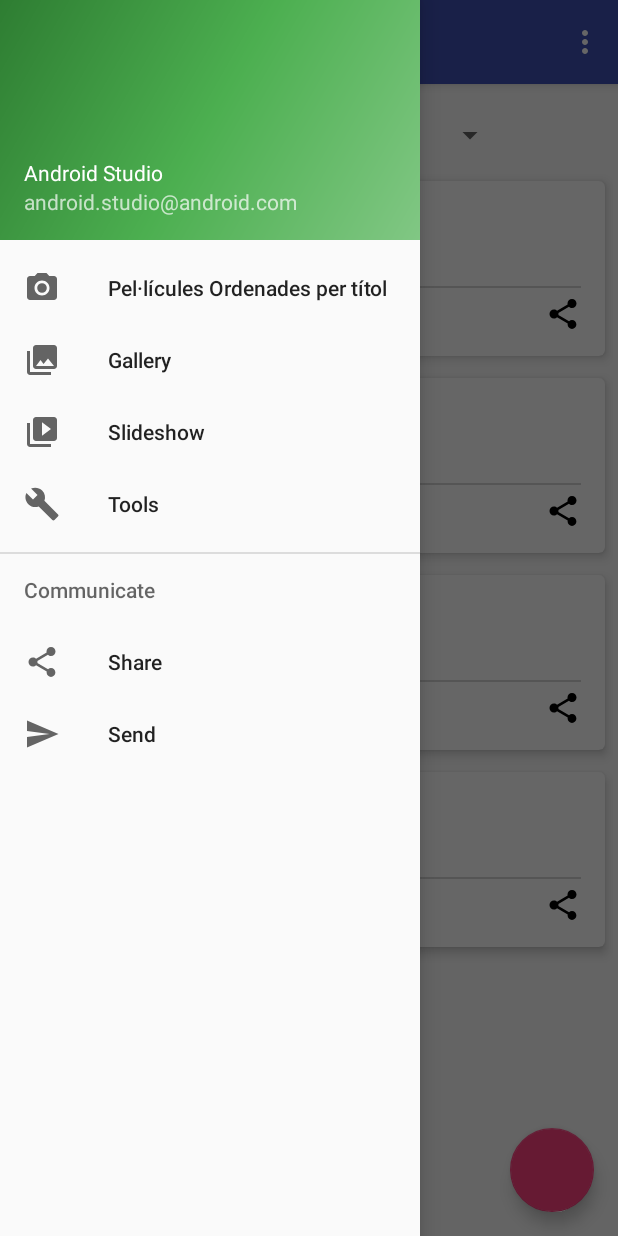
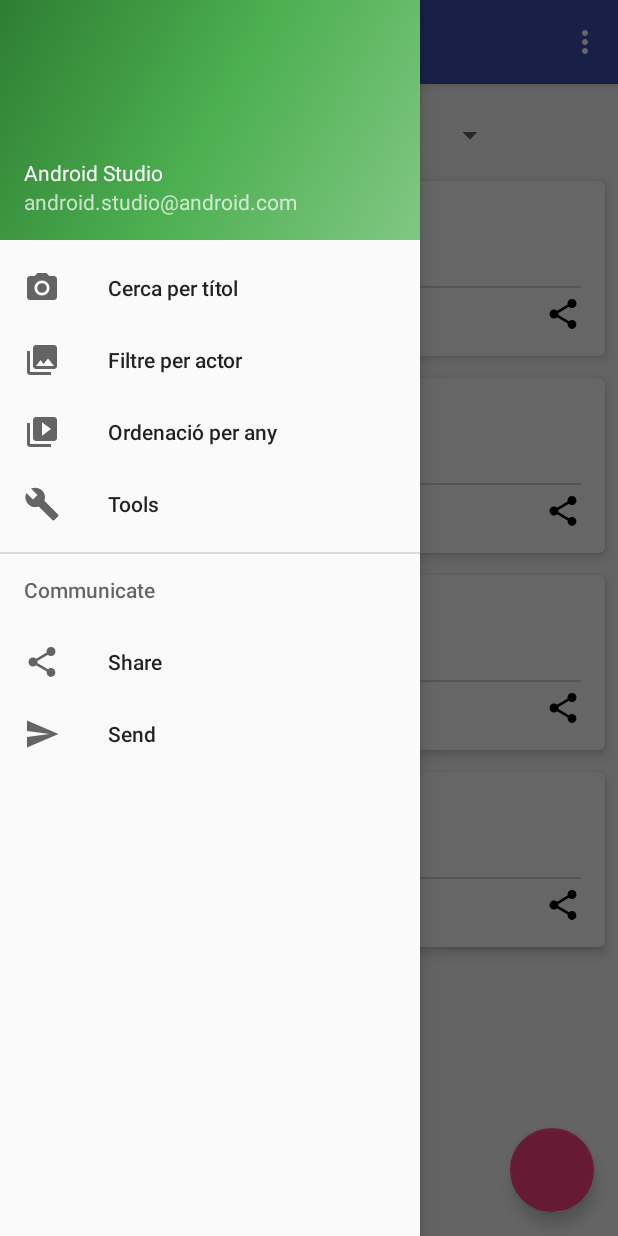
Before and after one commit to alexct33/FilmsAdmin, an Android app: the screen it shows after launch (DrawerActivity), with the side drawer open, on a phone screen of 412 x 824 dp. Run offline under Robolectric (Android 15) with nearby library versions, the phone set to English and light mode, and no system bars.

Commit message:
Cerca per titol + ordenación per any (falta comprovar ordenar any)

```diff
--- a/app/src/main/java/com/example/pr_idi/mydatabaseexample/TitleFilterActivity.java
+++ b/app/src/main/java/com/example/pr_idi/mydatabaseexample/TitleFilterActivity.java
@@ -11,14 +11,14 @@
 import android.view.ViewGroup;
 import android.widget.AdapterView;
 import android.widget.ArrayAdapter;
+import android.widget.Button;
+import android.widget.LinearLayout;
 import android.widget.Spinner;
+import android.widget.TextView;
 import android.widget.Toast;
 
 import java.util.ArrayList;
-import java.util.Collection;
-import java.util.Iterator;
 import java.util.List;
-import java.util.ListIterator;
 
 /**
  * A simple {@link Fragment} subclass.
@@ -34,6 +34,14 @@
     private Spinner actorSpinner;
     private List<String> actors = new ArrayList<String>();
     private String actorEscollit;
+    private String id_vista_actual;
+    private TextView cerca_actor;
+    private TextView input_cerca_titol;
+    private Button btn_cercar;
+    private boolean title_entered;
+    private String titulo_entrado;
+    private LinearLayout lltitle;
+
 
     public TitleFilterActivity() {
         // Required empty public constructor
@@ -52,9 +60,29 @@
         recycler.setLayoutManager(lManager);
         filmData = new FilmData(rootView.getContext());
 
+        cerca_actor = (TextView) rootView.findViewById(R.id.text_cerca_actor);
+        input_cerca_titol = (TextView) rootView.findViewById(R.id.et_cerca_titol);
+        btn_cercar = (Button) rootView.findViewById(R.id.btn_Cercar);
+        lltitle = (LinearLayout) rootView.findViewById(R.id.llTitle);
+        title_entered = false;
+
+
+        id_vista_actual = getArguments().getString("id");
+
         //SPINNER PER FILTRAR PER ACTOR/ACTRIU
         actorSpinner = (Spinner) rootView.findViewById(R.id.actorSpinner);
-
+        if (id_vista_actual == "TitleFilter") {
+            actorSpinner.setVisibility(View.GONE);
+            cerca_actor.setVisibility(View.GONE);
+            input_cerca_titol.setVisibility(View.VISIBLE);
+            btn_cercar.setVisibility(View.VISIBLE);
+        }
+        else  {
+            actorSpinner.setVisibility(View.VISIBLE);
+            cerca_actor.setVisibility(View.VISIBLE);
+            input_cerca_titol.setVisibility(View.GONE);
+            btn_cercar.setVisibility(View.GONE);
+        }
         actorEscollit = null;
         //----------------------
         new LoadAdapter().execute("");
@@ -71,13 +99,22 @@
             filmData.open();
             filmData.firstInserts();
 
-             if (actorEscollit == null || actorEscollit == "Tots") {
-                 lista_films = filmData.getFilmsBy(MySQLiteHelper.COLUMN_TITLE);
-             }
+
+            if (id_vista_actual == "TitleFilter"){
+                lista_films = filmData.getFilmsBy(MySQLiteHelper.COLUMN_TITLE);
+                 if (title_entered) lista_films = filmData.getFilmsByTitle(titulo_entrado);
+            }
+            else if (id_vista_actual == "AnyFilter") {
+                lista_films = filmData.getFilmsBy(MySQLiteHelper.COLUMN_YEAR_RELEASE);
+            }
+            else if (actorEscollit == null || actorEscollit == "Tots") {
+                lista_films = filmData.getFilmsBy(MySQLiteHelper.COLUMN_TITLE);
+            }
             else {
                  lista_films = filmData.getFilmsByActor(actorEscollit);
              }
 
+            title_entered = false;
 
             //----------------------
             // Crear un nuevo adaptador
@@ -117,6 +154,17 @@
                 }
             });
 
+            btn_cercar.setOnClickListener(new View.OnClickListener(){
+                @Override
+                public void onClick(View v) {
+                    titulo_entrado = String.valueOf(input_cerca_titol.getText());
+                    if (titulo_entrado != null || titulo_entrado != "Cercar per títol...") title_entered = true;
+                    doInBackground();
+                    recycler.setAdapter(adapter);
+
+                }
+            });
+
 
             actorSpinner.setAdapter(spinnerAdapter);
             // Usar un administrador para LinearLayout
--- a/app/src/main/res/menu/activity_drawer_drawer.xml
+++ b/app/src/main/res/menu/activity_drawer_drawer.xml
@@ -5,15 +5,15 @@
         <item
             android:id="@+id/TitleFilter"
             android:icon="@drawable/ic_menu_camera"
-            android:title="Pel·lícules Ordenades per títol" />
+            android:title="Cerca per títol" />
         <item
-            android:id="@+id/nav_gallery"
+            android:id="@+id/Cerca_actor"
             android:icon="@drawable/ic_menu_gallery"
-            android:title="Gallery" />
+            android:title="Filtre per actor" />
         <item
-            android:id="@+id/nav_slideshow"
+            android:id="@+id/AnyFilter"
             android:icon="@drawable/ic_menu_slideshow"
-            android:title="Slideshow" />
+            android:title="Ordenació per any" />
         <item
             android:id="@+id/nav_manage"
             android:icon="@drawable/ic_menu_manage"
```
Also changed, not shown: app/src/main/java/com/example/pr_idi/mydatabaseexample/DrawerActivity.java (+26 -5 lines), app/src/main/java/com/example/pr_idi/mydatabaseexample/FilmData.java (+17 -0 lines), app/src/main/res/layout/fragment_title.xml (+19 -1 lines).
